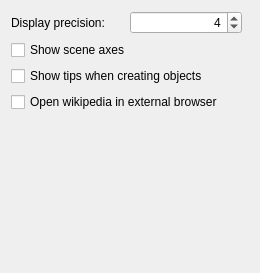
Qt form step/configure_step_general.ui (KDE/step) before a commit.
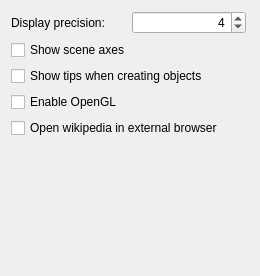
The same form after that commit.

Commit message: FEATURE: added option to use OpenGL for faster drawing.

The edit to the form file:
```diff
--- a/step/configure_step_general.ui
+++ b/step/configure_step_general.ui
@@ -33,15 +33,15 @@
      </property>
     </widget>
    </item>
-   <item rowspan="5" row="0" column="2" >
+   <item rowspan="6" row="0" column="2" >
     <spacer>
      <property name="orientation" >
       <enum>Qt::Horizontal</enum>
      </property>
      <property name="sizeHint" >
       <size>
-       <width>91</width>
-       <height>251</height>
+       <width>16</width>
+       <height>254</height>
       </size>
      </property>
     </spacer>
@@ -61,21 +61,28 @@
     </widget>
    </item>
    <item row="3" column="0" colspan="2" >
+    <widget class="QCheckBox" name="kcfg_enableOpenGL" >
+     <property name="text" >
+      <string>Enable OpenGL</string>
+     </property>
+    </widget>
+   </item>
+   <item row="4" column="0" colspan="2" >
     <widget class="QCheckBox" name="kcfg_wikiExternal" >
      <property name="text" >
       <string>Open wikipedia in external browser</string>
      </property>
     </widget>
    </item>
-   <item row="4" column="0" colspan="2" >
+   <item row="5" column="0" colspan="2" >
     <spacer>
      <property name="orientation" >
       <enum>Qt::Vertical</enum>
      </property>
      <property name="sizeHint" >
       <size>
-       <width>231</width>
-       <height>140</height>
+       <width>235</width>
+       <height>101</height>
       </size>
      </property>
     </spacer>
```
The commit also changes 5 other files.
